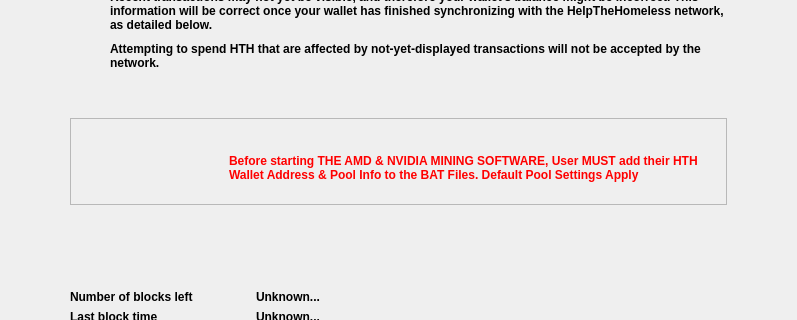
HTHcoin/helpthehomelesscoin, file src/qt/forms/modaloverlay.ui: the form before one commit; both pictures show x 0 to 797 and y 101 to 421 of the 797 by 605 pixel window.
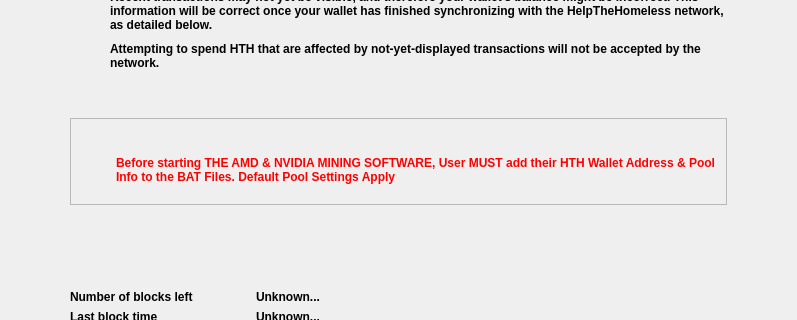
The form after the commit. Icons and pictures are not drawn. Custom widgets are drawn as their Qt base class.

What changed in the file:
```diff
--- a/src/qt/forms/modaloverlay.ui
+++ b/src/qt/forms/modaloverlay.ui
@@ -206,10 +206,10 @@
               <x>0</x>
               <y>0</y>
               <width>651</width>
-              <height>81</height>
+              <height>85</height>
              </rect>
             </property>
-            <layout class="QHBoxLayout" name="horizontalLayoutIconText_2" stretch="0,0,1">
+            <layout class="QHBoxLayout" name="horizontalLayoutIconText_2" stretch="0,1">
              <property name="topMargin">
               <number>20</number>
              </property>
@@ -257,22 +257,6 @@
                </item>
               </layout>
              </item>
-             <item>
-              <spacer name="horizontalSpacer_2">
-               <property name="orientation">
-                <enum>Qt::Horizontal</enum>
-               </property>
-               <property name="sizeType">
-                <enum>QSizePolicy::Fixed</enum>
-               </property>
-               <property name="sizeHint" stdset="0">
-                <size>
-                 <width>113</width>
-                 <height>20</height>
-                </size>
-               </property>
-              </spacer>
-             </item>
              <item>
               <layout class="QVBoxLayout" name="verticalLayoutInfoText_2">
                <property name="leftMargin">
```
